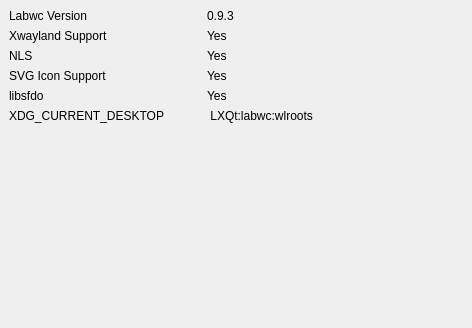
This is src/about.ui in labwc/labwc-tweaks as Qt 5 draws it before an edit. The edited form follows.
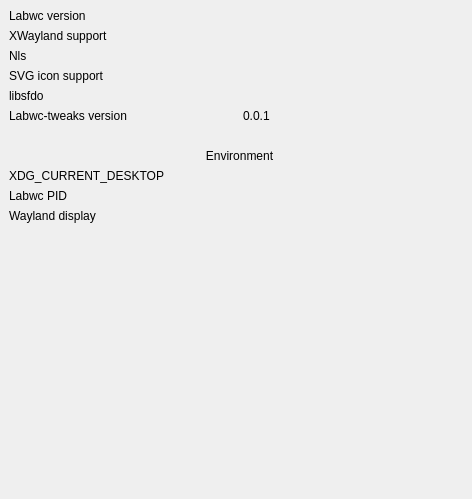
This is the edited form.

Commit message: Added functions for labwc and env

```diff
--- a/src/about.ui
+++ b/src/about.ui
@@ -7,7 +7,7 @@
     <x>0</x>
     <y>0</y>
     <width>472</width>
-    <height>328</height>
+    <height>499</height>
    </rect>
   </property>
   <widget class="QWidget" name="layoutWidget">
@@ -15,66 +15,68 @@
     <rect>
      <x>9</x>
      <y>9</y>
-     <width>390</width>
-     <height>238</height>
+     <width>461</width>
+     <height>308</height>
     </rect>
    </property>
+   <layout class="QVBoxLayout" name="verticalLayout_2">
+    <item>
    <layout class="QVBoxLayout" name="verticalLayout">
     <item>
      <layout class="QGridLayout" name="gridLayout">
       <item row="0" column="0">
        <widget class="QLabel" name="versionCaption">
         <property name="text">
-         <string>Labwc Version</string>
+           <string>Labwc version</string>
         </property>
        </widget>
       </item>
       <item row="0" column="1">
        <widget class="QLabel" name="versionValue">
         <property name="text">
-         <string notr="true">0.9.3</string>
+           <string notr="true"/>
         </property>
        </widget>
       </item>
       <item row="1" column="0">
        <widget class="QLabel" name="xwaylandCaption">
         <property name="text">
-         <string>Xwayland Support</string>
+           <string>XWayland support</string>
         </property>
        </widget>
       </item>
       <item row="1" column="1">
        <widget class="QLabel" name="xwaylandValue">
         <property name="text">
-         <string notr="true">Yes</string>
+           <string notr="true"/>
         </property>
        </widget>
       </item>
       <item row="2" column="0">
        <widget class="QLabel" name="nlsCaption">
         <property name="text">
-         <string>NLS</string>
+           <string>Nls</string>
         </property>
        </widget>
       </item>
       <item row="2" column="1">
        <widget class="QLabel" name="nlsValue">
         <property name="text">
-         <string notr="true">Yes</string>
+           <string notr="true"/>
         </property>
        </widget>
       </item>
       <item row="3" column="0">
        <widget class="QLabel" name="svgCaption">
         <property name="text">
-         <string>SVG Icon Support</string>
+           <string>SVG icon support</string>
         </property>
        </widget>
       </item>
       <item row="3" column="1">
        <widget class="QLabel" name="svgValue">
         <property name="text">
-         <string notr="true">Yes</string>
+           <string notr="true"/>
         </property>
        </widget>
       </item>
@@ -88,21 +90,93 @@
       <item row="4" column="1">
        <widget class="QLabel" name="libsfdoValue">
         <property name="text">
-         <string notr="true">Yes</string>
+           <string notr="true"/>
         </property>
        </widget>
       </item>
       <item row="5" column="0">
        <widget class="QLabel" name="env_curCaption">
         <property name="text">
-         <string>XDG_CURRENT_DESKTOP </string>
+           <string>Labwc-tweaks version</string>
         </property>
        </widget>
       </item>
       <item row="5" column="1">
        <widget class="QLabel" name="env_curValue">
         <property name="text">
-         <string notr="true"> LXQt:labwc:wlroots</string>
+           <string notr="true">0.0.1</string>
+          </property>
+         </widget>
+        </item>
+         <item row="6" column="0">
+         <widget class="QLabel" name="free">
+          <property name="text">
+           <string></string>
+          </property>
+         </widget>
+        </item>
+        <item row="6" column="1">
+         <widget class="QLabel" name="free">
+          <property name="text">
+           <string notr="true"></string>
+          </property>
+         </widget>
+        </item>
+       </layout>
+      </item>
+     </layout>
+    </item>
+    <item>
+     <widget class="QLabel" name="envTitle">
+      <property name="text">
+       <string>Environment</string>
+      </property>
+      <property name="alignment">
+       <set>Qt::AlignmentFlag::AlignCenter</set>
+      </property>
+     </widget>
+    </item>
+    <item>
+     <layout class="QGridLayout" name="gridLayout_2">
+      <item row="0" column="0">
+       <widget class="QLabel" name="desktopCaption">
+        <property name="text">
+         <string>XDG_CURRENT_DESKTOP</string>
+        </property>
+       </widget>
+      </item>
+      <item row="0" column="1">
+       <widget class="QLabel" name="desktopValue">
+        <property name="text">
+         <string/>
+        </property>
+       </widget>
+      </item>
+      <item row="1" column="0">
+       <widget class="QLabel" name="pidCaption">
+        <property name="text">
+         <string>Labwc PID</string>
+        </property>
+       </widget>
+      </item>
+      <item row="1" column="1">
+       <widget class="QLabel" name="pidValue">
+        <property name="text">
+         <string/>
+        </property>
+       </widget>
+      </item>
+      <item row="2" column="0">
+       <widget class="QLabel" name="displayCaption">
+        <property name="text">
+         <string>Wayland display</string>
+        </property>
+       </widget>
+      </item>
+      <item row="2" column="1">
+       <widget class="QLabel" name="displayValue">
+        <property name="text">
+         <string/>
         </property>
        </widget>
       </item>
@@ -110,10 +184,13 @@
     </item>
     <item>
      <spacer name="verticalSpacer">
+      <property name="orientation">
+       <enum>Qt::Orientation::Vertical</enum>
+      </property>
       <property name="sizeHint" stdset="0">
        <size>
         <width>20</width>
-        <height>78</height>
+        <height>40</height>
        </size>
       </property>
      </spacer>
```
Left out of the diff: 8 changed lines with no effect on the pictures. Lines whose indentation alone changed are shown as unchanged. The commit also changes 3 other files.
